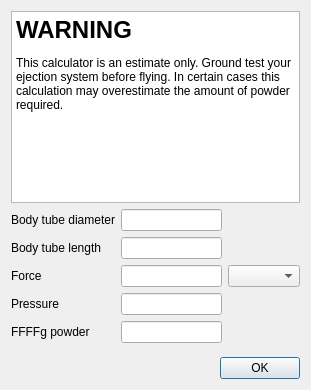
The window that Ui/DialogBlackPowder.ui (davesrocketshop/Rocket) describes before a commit, drawn with Qt 5.
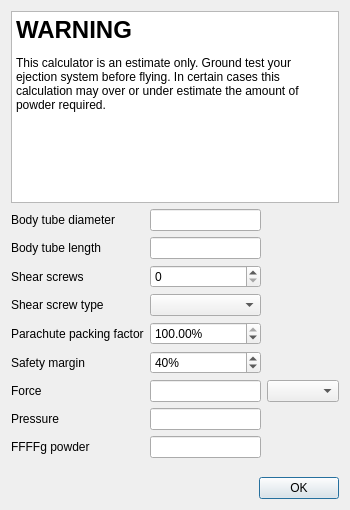
The same window after the commit. Custom widgets are drawn as their Qt base class.

Commit message: Dialog development

```diff
--- a/Ui/DialogBlackPowder.ui
+++ b/Ui/DialogBlackPowder.ui
@@ -6,8 +6,8 @@
    <rect>
     <x>0</x>
     <y>0</y>
-    <width>311</width>
-    <height>390</height>
+    <width>350</width>
+    <height>510</height>
    </rect>
   </property>
   <property name="windowTitle">
@@ -39,8 +39,8 @@
 li.unchecked::marker { content: &quot;\2610&quot;; }
 li.checked::marker { content: &quot;\2612&quot;; }
 &lt;/style&gt;&lt;/head&gt;&lt;body style=&quot; font-family:'Segoe UI'; font-size:9pt; font-weight:400; font-style:normal;&quot;&gt;
-&lt;h1 style=&quot; margin-top:18px; margin-bottom:12px; margin-left:0px; margin-right:0px; -qt-block-indent:0; text-indent:0px;&quot;&gt;&lt;span style=&quot; font-size:xx-large; font-weight:700;&quot;&gt;WARNING&lt;/span&gt; &lt;/h1&gt;
-&lt;p style=&quot; margin-top:12px; margin-bottom:12px; margin-left:0px; margin-right:0px; -qt-block-indent:0; text-indent:0px;&quot;&gt;This calculator is an estimate only. Ground test your ejection system before flying. In certain cases this calculation may overestimate the amount of powder required. &lt;/p&gt;&lt;/body&gt;&lt;/html&gt;</string>
+&lt;h1 style=&quot; margin-top:18px; margin-bottom:12px; margin-left:0px; margin-right:0px; -qt-block-indent:0; text-indent:0px;&quot;&gt;&lt;span style=&quot; font-size:xx-large; font-weight:700;&quot;&gt;WARNING &lt;/span&gt;&lt;/h1&gt;
+&lt;p style=&quot; margin-top:12px; margin-bottom:12px; margin-left:0px; margin-right:0px; -qt-block-indent:0; text-indent:0px;&quot;&gt;This calculator is an estimate only. Ground test your ejection system before flying. In certain cases this calculation may over or under estimate the amount of powder required. &lt;/p&gt;&lt;/body&gt;&lt;/html&gt;</string>
      </property>
     </widget>
    </item>
@@ -53,6 +53,13 @@
        </property>
       </widget>
      </item>
+     <item row="4" column="0">
+      <widget class="QLabel" name="packingLabel">
+       <property name="text">
+        <string>Parachute packing factor</string>
+       </property>
+      </widget>
+     </item>
      <item row="0" column="1">
       <widget class="Gui::InputField" name="diameterInput">
        <property name="unit" stdset="0">
@@ -61,19 +68,25 @@
       </widget>
      </item>
      <item row="2" column="1">
+      <widget class="Gui::IntSpinBox" name="shearSpinBox"/>
+     </item>
+     <item row="6" column="1">
       <widget class="Gui::InputField" name="forceInput">
        <property name="unit" stdset="0">
         <string notr="true">N</string>
        </property>
       </widget>
      </item>
-     <item row="2" column="0">
+     <item row="6" column="0">
       <widget class="QLabel" name="forceLabel">
        <property name="text">
         <string>Force</string>
        </property>
       </widget>
      </item>
+     <item row="6" column="2">
+      <widget class="QComboBox" name="forceCombo"/>
+     </item>
      <item row="1" column="0">
       <widget class="QLabel" name="lengthLabel">
        <property name="text">
@@ -81,21 +94,35 @@
        </property>
       </widget>
      </item>
-     <item row="3" column="0">
+     <item row="7" column="0">
       <widget class="QLabel" name="pressureLabel">
        <property name="text">
         <string>Pressure</string>
        </property>
       </widget>
      </item>
-     <item row="4" column="0">
+     <item row="3" column="0">
+      <widget class="QLabel" name="shearTypeLabel">
+       <property name="text">
+        <string>Shear screw type</string>
+       </property>
+      </widget>
+     </item>
+     <item row="2" column="0">
+      <widget class="QLabel" name="shearLabel">
+       <property name="text">
+        <string>Shear screws</string>
+       </property>
+      </widget>
+     </item>
+     <item row="8" column="0">
       <widget class="QLabel" name="powderLabel">
        <property name="text">
         <string>FFFFg powder</string>
        </property>
       </widget>
      </item>
-     <item row="4" column="1">
+     <item row="8" column="1">
       <widget class="Gui::InputField" name="powderInput">
        <property name="readOnly">
         <bool>true</bool>
@@ -113,14 +140,50 @@
       </widget>
      </item>
      <item row="3" column="1">
+      <widget class="QComboBox" name="shearTypeCombo"/>
+     </item>
+     <item row="7" column="1">
       <widget class="Gui::InputField" name="pressureInput">
        <property name="unit" stdset="0">
         <string notr="true">kPa</string>
        </property>
       </widget>
      </item>
-     <item row="2" column="2">
-      <widget class="QComboBox" name="forceCombo"/>
+     <item row="5" column="0">
+      <widget class="QLabel" name="marginLabel">
+       <property name="text">
+        <string>Safety margin</string>
+       </property>
+      </widget>
+     </item>
+     <item row="4" column="1">
+      <widget class="Gui::DoubleSpinBox" name="packingSpinBox">
+       <property name="suffix">
+        <string>%</string>
+       </property>
+       <property name="maximum">
+        <double>100.000000000000000</double>
+       </property>
+       <property name="value">
+        <double>100.000000000000000</double>
+       </property>
+      </widget>
+     </item>
+     <item row="5" column="1">
+      <widget class="Gui::DoubleSpinBox" name="marginSpinBox">
+       <property name="suffix">
+        <string>%</string>
+       </property>
+       <property name="decimals">
+        <number>0</number>
+       </property>
+       <property name="maximum">
+        <double>1000.000000000000000</double>
+       </property>
+       <property name="value">
+        <double>40.000000000000000</double>
+       </property>
+      </widget>
      </item>
     </layout>
    </item>
@@ -155,6 +218,16 @@
    <extends>QLineEdit</extends>
    <header>Gui/InputField.h</header>
   </customwidget>
+  <customwidget>
+   <class>Gui::IntSpinBox</class>
+   <extends>QSpinBox</extends>
+   <header>Gui/SpinBox.h</header>
+  </customwidget>
+  <customwidget>
+   <class>Gui::DoubleSpinBox</class>
+   <extends>QDoubleSpinBox</extends>
+   <header>Gui/SpinBox.h</header>
+  </customwidget>
  </customwidgets>
  <tabstops>
   <tabstop>warningLabel</tabstop>
```
Left out of the diff: 4 changed lines with no effect on the pictures. The commit also changes 1 other file.
